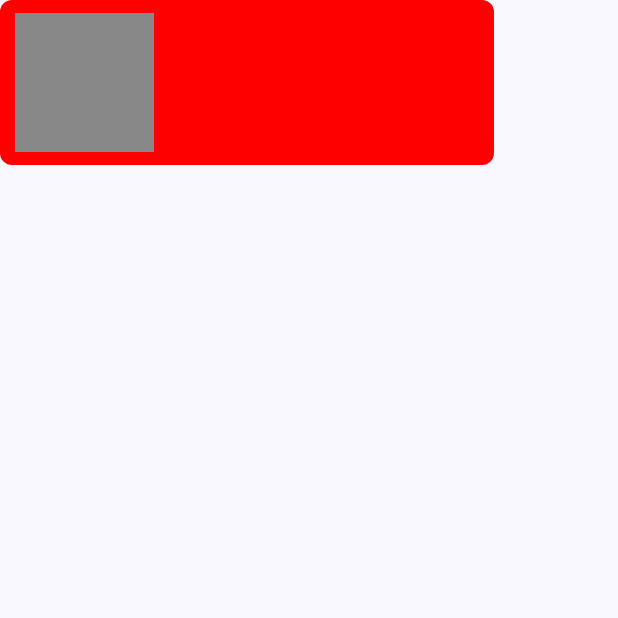
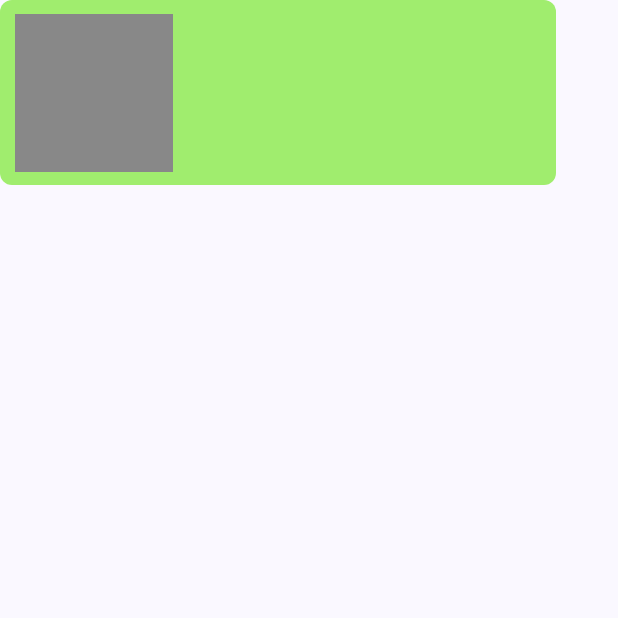
Before and after one commit to Christian-Skovgaard/gronKokken, an Android app built with Jetpack Compose: the composable RecipeDisplayBox called with empty values, on a phone screen of 412 x 824 dp, the top half of it. Run offline under Robolectric (Android 15) with nearby library versions, the phone set to English and light mode, and no system bars.

Commit message:
Ui not 100% done, but good enouth to go forward

```diff
--- a/app/src/main/java/com/example/gronkokken/recipeListScreen/recipeListScreen.kt
+++ b/app/src/main/java/com/example/gronkokken/recipeListScreen/recipeListScreen.kt
@@ -108,10 +108,10 @@ fun RecipeDisplayBox (weekDisplay:String,titleDisplay:String,flavorTextDisplay:S
     Box(
         contentAlignment = Alignment.Center,
         modifier = Modifier
-            .fillMaxWidth(0.8f)
+            .fillMaxWidth(0.9f)
             .aspectRatio(3f)
             .clip(RoundedCornerShape(8.dp))
-            .background(Color.Red)
+            .background(Color(0xFFA0ED6E))
             .padding(10.dp),
 
     ) {
```
